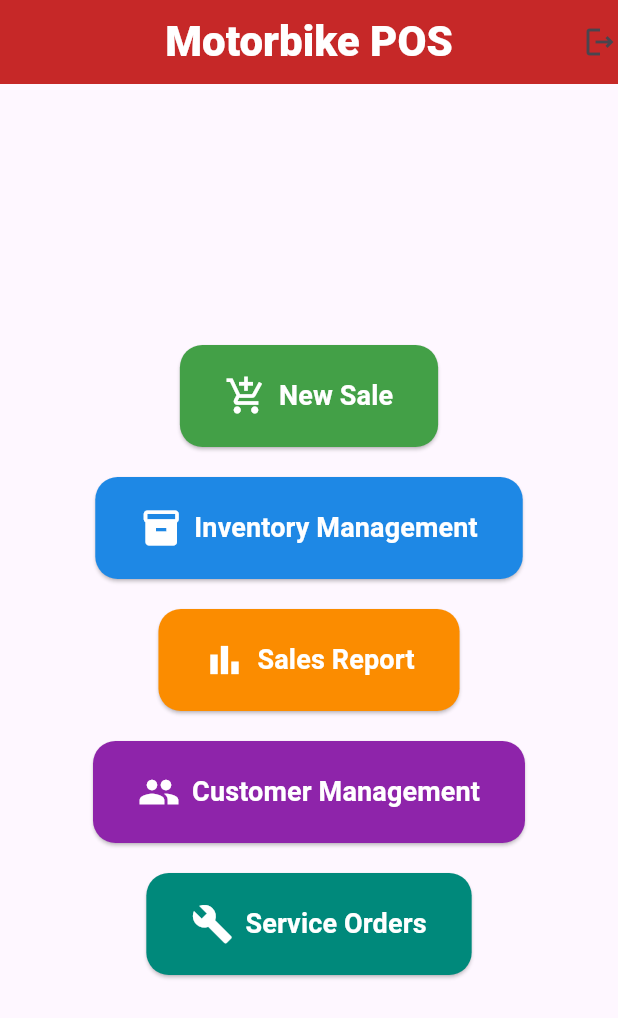
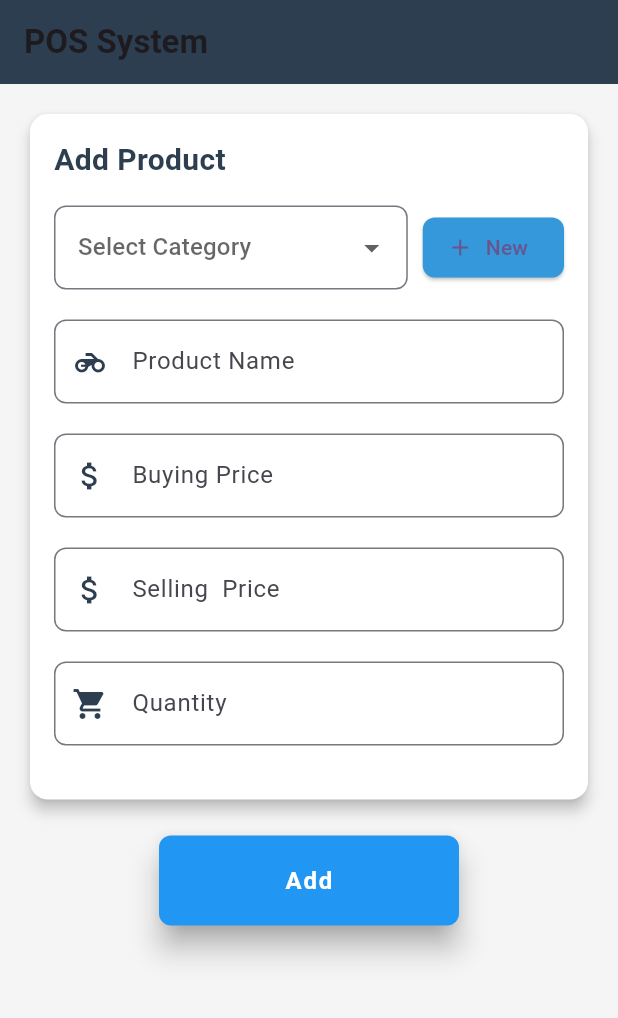
Before and after one commit to kimemia21/d2, a Flutter app: the screen it shows after launch, on a phone screen of 412 x 824 dp. Shown: the top 1018 px of the screen. Run offline on Flutter 3.47's test engine with Material 3 defaults, Android fonts, the phone set to English and light mode, and no system bars; our stand-ins replace google_fonts.

Commit message:
added add product page

```diff
--- /dev/null
+++ b/lib/widgets/AddButton.dart
@@ -0,0 +1,34 @@
+import 'package:flutter/material.dart';
+
+class AddButton extends StatelessWidget {
+  @override
+  Widget build(BuildContext context) {
+    return SizedBox(
+      width: 200, // Set the desired width
+      height: 60, // Set the desired height
+      child: ElevatedButton(
+        onPressed: () {
+          // Add your onPressed logic here
+        },
+        style: ElevatedButton.styleFrom(
+          elevation: 8, // Adds elevation for shadow effect
+          padding: EdgeInsets.symmetric(horizontal: 24, vertical: 12), // Responsive padding
+          shape: RoundedRectangleBorder(
+            borderRadius: BorderRadius.circular(8), // Rounded corners
+          ),
+          backgroundColor: Colors.blue, // Background color of the button
+          shadowColor: Colors.grey, // Shadow color for elevation
+        ),
+        child: Text(
+          'Add',
+          style: TextStyle(
+            color: Colors.white,
+            fontSize: 16, // Responsive font size
+            fontWeight: FontWeight.bold, // Bold text
+            letterSpacing: 1.2, // Spacing between letters
+          ),
+        ),
+      ),
+    );
+  }
+}
--- /dev/null
+++ b/lib/widgets/DynamicForm.dart
@@ -0,0 +1,365 @@
+import 'package:application/widgets/AddButton.dart';
+import 'package:flutter/material.dart';
+import 'package:flutter/services.dart';
+
+class POSDynamicWidgetForm extends StatefulWidget {
+  const POSDynamicWidgetForm({Key? key}) : super(key: key);
+
+  @override
+  _POSDynamicWidgetFormState createState() => _POSDynamicWidgetFormState();
+}
+
+class _POSDynamicWidgetFormState extends State<POSDynamicWidgetForm>
+    with SingleTickerProviderStateMixin {
+  String? selectedCategory;
+  List<String> categories = ['Food', 'Beverages', 'Snacks', 'Merchandise'];
+  TextEditingController SellingpriceController = TextEditingController();
+  TextEditingController NameController = TextEditingController();
+  TextEditingController BuyingPriceController = TextEditingController();
+
+  TextEditingController quantityController = TextEditingController();
+  late AnimationController _animationController;
+  late Animation<double> _animation;
+
+  // POS-friendly color scheme
+  final Color primaryColor = Color(0xFF2C3E50);
+  final Color accentColor = Color(0xFF3498DB);
+  final Color backgroundColor = Color(0xFFF5F5F5);
+  final Color cardColor = Colors.white;
+
+  @override
+  void initState() {
+    super.initState();
+    _animationController = AnimationController(
+      vsync: this,
+      duration: Duration(milliseconds: 300),
+    );
+    _animation = CurvedAnimation(
+      parent: _animationController,
+      curve: Curves.easeInOut,
+    );
+    _animationController.forward();
+  }
+
+  @override
+  void dispose() {
+    _animationController.dispose();
+    super.dispose();
+  }
+
+  void addNewCategory() {
+    showDialog(
+      context: context,
+      builder: (BuildContext context) {
+        String newCategory = '';
+        return AlertDialog(
+          shape:
+              RoundedRectangleBorder(borderRadius: BorderRadius.circular(16)),
+          title:
+              Text('Add New Category', style: TextStyle(color: primaryColor)),
+          content: TextField(
+            onChanged: (value) {
+              newCategory = value;
+            },
+            decoration: InputDecoration(
+              hintText: "Enter new category",
+              focusedBorder: UnderlineInputBorder(
+                  borderSide: BorderSide(color: accentColor)),
+            ),
+          ),
+          actions: <Widget>[
+            TextButton(
+              child: Text('Cancel', style: TextStyle(color: Colors.grey)),
+              onPressed: () {
+                Navigator.of(context).pop();
+              },
+            ),
+            TextButton(
+              child: Text('Add', style: TextStyle(color: primaryColor)),
+              onPressed: () {
+                setState(() {
+                  categories.add(newCategory);
+                });
+                Navigator.of(context).pop();
+              },
+            ),
+          ],
+        );
+      },
+    );
+  }
+
+  void editField(String field) {
+    showDialog(
+      context: context,
+      builder: (BuildContext context) {
+        String newValue = '';
+        return AlertDialog(
+          shape:
+              RoundedRectangleBorder(borderRadius: BorderRadius.circular(16)),
+          title: Text('Edit $field', style: TextStyle(color: primaryColor)),
+          content: TextField(
+            onChanged: (value) {
+              newValue = value;
+            },
+            decoration: InputDecoration(
+              hintText: "Enter new $field",
+              focusedBorder: UnderlineInputBorder(
+                  borderSide: BorderSide(color: accentColor)),
+            ),
+            keyboardType: TextInputType.number,
+            inputFormatters: [FilteringTextInputFormatter.digitsOnly],
+          ),
+          actions: <Widget>[
+            TextButton(
+              child: Text('Cancel', style: TextStyle(color: Colors.grey)),
+              onPressed: () {
+                Navigator.of(context).pop();
+              },
+            ),
+            TextButton(
+              child: Text('Save', style: TextStyle(color: primaryColor)),
+              onPressed: () {
+                setState(() {
+                  if (field == 'Price') {
+                    SellingpriceController.text = newValue;
+                  } else if (field == 'Quantity') {
+                    quantityController.text = newValue;
+                  }
+                });
+                Navigator.of(context).pop();
+              },
+            ),
+          ],
+        );
+      },
+    );
+  }
+
+  @override
+  Widget build(BuildContext context) {
+    return Scaffold(
+      appBar: AppBar(
+        title:
+            Text('POS System', style: TextStyle(fontWeight: FontWeight.bold)),
+        backgroundColor: primaryColor,
+        elevation: 0,
+      ),
+      backgroundColor: backgroundColor,
+      body: SingleChildScrollView(
+        child: Padding(
+          padding: const EdgeInsets.all(16.0),
+          child: Column(
+            crossAxisAlignment: CrossAxisAlignment.start,
+            children: [
+              FadeTransition(
+                opacity: _animation,
+                child: SlideTransition(
+                  position: Tween<Offset>(
+                    begin: Offset(0, -0.1),
+                    end: Offset.zero,
+                  ).animate(_animation),
+                  child: buildProductCard(),
+                ),
+              ),
+              SizedBox(height: 20),
+              Center(
+                child: FadeTransition(
+                  opacity: _animation,
+                  child: SlideTransition(
+                    position: Tween<Offset>(
+                      begin: Offset(0, 0.1),
+                      end: Offset.zero,
+                    ).animate(_animation),
+                    child: AddButton(),
+                  ),
+                ),
+              ),
+            ],
+          ),
+        ),
+      ),
+    );
+  }
+
+  Widget buildProductCard() {
+    return Card(
+      elevation: 4,
+      shape: RoundedRectangleBorder(borderRadius: BorderRadius.circular(12)),
+      color: cardColor,
+      child: Padding(
+        padding: const EdgeInsets.all(16.0),
+        child: Column(
+          crossAxisAlignment: CrossAxisAlignment.start,
+          children: [
+            Text(
+              'Add Product',
+              style: TextStyle(
+                  fontSize: 20,
+                  fontWeight: FontWeight.bold,
+                  color: primaryColor),
+            ),
+            SizedBox(height: 16),
+            Row(
+              children: [
+                Expanded(
+                  child: DropdownButtonFormField<String>(
+                    value: selectedCategory,
+                    hint: Text('Select Category'),
+                    decoration: InputDecoration(
+                      border: OutlineInputBorder(
+                        borderRadius: BorderRadius.circular(8),
+                        borderSide: BorderSide(color: primaryColor),
+                      ),
+                      focusedBorder: OutlineInputBorder(
+                        borderRadius: BorderRadius.circular(8),
+                        borderSide: BorderSide(color: accentColor, width: 2),
+                      ),
+                    ),
+                    onChanged: (String? newValue) {
+                      setState(() {
+                        selectedCategory = newValue;
+                      });
+                    },
+                    items: categories
+                        .map<DropdownMenuItem<String>>((String value) {
+                      return DropdownMenuItem<String>(
+                        value: value,
+                        child: Text(value),
+                      );
+                    }).toList(),
+                  ),
+                ),
+                SizedBox(width: 10),
+                ElevatedButton.icon(
+                  onPressed: addNewCategory,
+                  icon: Icon(Icons.add),
+                  label: Text('New'),
+                  style: ElevatedButton.styleFrom(
+                    backgroundColor: accentColor,
+                    shape: RoundedRectangleBorder(
+                        borderRadius: BorderRadius.circular(8)),
+                  ),
+                ),
+              ],
+            ),
+            SizedBox(height: 20),
+            buildTextField('Product Name', NameController, Icons.motorcycle,
+                type: TextInputType.text),
+            SizedBox(height: 20),
+            buildTextField(
+                'Buying Price', BuyingPriceController, Icons.attach_money),
+            SizedBox(height: 20),
+            buildTextField(
+                'Selling  Price', SellingpriceController, Icons.attach_money),
+            SizedBox(height: 20),
+            buildTextField('Quantity', quantityController, Icons.shopping_cart),
+            SizedBox(height: 20),
+          ],
+        ),
+      ),
+    );
+  }
+
+  Widget buildTotalCard() {
+    double price = double.tryParse(SellingpriceController.text) ?? 0;
+    int quantity = int.tryParse(quantityController.text) ?? 0;
+    double total = price * quantity;
+
+    return Card(
+      elevation: 4,
+      shape: RoundedRectangleBorder(borderRadius: BorderRadius.circular(12)),
+      color: cardColor,
+      child: Padding(
+        padding: const EdgeInsets.all(16.0),
+        child: Column(
+          crossAxisAlignment: CrossAxisAlignment.start,
+          children: [
+            Text(
+              'Total',
+              style: TextStyle(
+                  fontSize: 20,
+                  fontWeight: FontWeight.bold,
+                  color: primaryColor),
+            ),
+            SizedBox(height: 16),
+            Row(
+              mainAxisAlignment: MainAxisAlignment.spaceBetween,
+              children: [
+                Text('Subtotal:',
+                    style: TextStyle(fontSize: 16, color: Colors.grey[600])),
+                Text('\$${total.toStringAsFixed(2)}',
+                    style:
+                        TextStyle(fontSize: 16, fontWeight: FontWeight.bold)),
+              ],
+            ),
+            SizedBox(height: 8),
+            Row(
+              mainAxisAlignment: MainAxisAlignment.spaceBetween,
+              children: [
+                Text('Tax (10%):',
+                    style: TextStyle(fontSize: 16, color: Colors.grey[600])),
+                Text('\$${(total * 0.1).toStringAsFixed(2)}',
+                    style:
+                        TextStyle(fontSize: 16, fontWeight: FontWeight.bold)),
+              ],
+            ),
+            Divider(height: 24, thickness: 1),
+            Row(
+              mainAxisAlignment: MainAxisAlignment.spaceBetween,
+              children: [
+                Text('Total:',
+                    style: TextStyle(
+                        fontSize: 18,
+                        fontWeight: FontWeight.bold,
+                        color: primaryColor)),
+                Text('\$${(total * 1.1).toStringAsFixed(2)}',
+                    style: TextStyle(
+                        fontSize: 18,
+                        fontWeight: FontWeight.bold,
+                        color: accentColor)),
+              ],
+            ),
+            SizedBox(height: 16),
+            ElevatedButton(
+              onPressed: () {
+                // Implement checkout logic here
+              },
+              child: Text('Checkout', style: TextStyle(fontSize: 18)),
+              style: ElevatedButton.styleFrom(
+                backgroundColor: accentColor,
+                padding: EdgeInsets.symmetric(vertical: 12),
+                shape: RoundedRectangleBorder(
+                    borderRadius: BorderRadius.circular(8)),
+              ),
+            ),
+          ],
+        ),
+      ),
+    );
+  }
+
+  Widget buildTextField(
+      String label, TextEditingController controller, IconData icon,
+      {TextInputType type = TextInputType.number}) {
+    return TextFormField(
+      controller: controller,
+      decoration: InputDecoration(
+        labelText: label,
+        prefixIcon: Icon(icon, color: primaryColor),
+        border: OutlineInputBorder(
+          borderRadius: BorderRadius.circular(8),
+          borderSide: BorderSide(color: primaryColor),
+        ),
+        focusedBorder: OutlineInputBorder(
+          borderRadius: BorderRadius.circular(8),
+          borderSide: BorderSide(color: accentColor, width: 2),
+        ),
+      ),
+      keyboardType: type,
+      inputFormatters: type == TextInputType.number
+          ? [FilteringTextInputFormatter.digitsOnly]
+          : [],
+    );
+  }
+}
--- a/lib/widgets/Globals.dart
+++ b/lib/widgets/Globals.dart
@@ -2,6 +2,18 @@ import 'package:flutter/material.dart';
 
 class Globals {
 
+static final helmetData = <Map<String,dynamic>>{
+  {"name":"Full Face Helmet", "totalStock": 50, "sold": 20},
+ {"name": "Modular Helmet", "totalStock": 40, "sold": 15},
+ {"name": "Open Face Helmet", "totalStock": 60, "sold": 25},
+  {"name":"Half Helmet", "totalStock": 30, "sold": 10},
+ {"name": "Off-Road Helmet", "totalStock": 25, "sold": 5},
+ {"name": "Dual-Sport Helmet", "totalStock": 35, "sold": 18},
+  {"name":"Adventure Helmet", "totalStock": 20, "sold": 8},
+ {"name": "Racing Helmet", "totalStock": 15, "sold": 7},
+  {"name":"Snowmobile Helmet", "totalStock": 10, "sold": 3},
+  {"name":"Retro Helmet", "totalStock": 45, "sold": 22},
+};
 
   static Future<void> switchScreens(
       {required BuildContext context, required Widget screen}) {
--- /dev/null
+++ b/lib/widgets/ProductPage.dart
@@ -0,0 +1,107 @@
+import 'package:flutter/material.dart';
+
+class ProductPage extends StatefulWidget {
+  final productName;
+  final productData;
+  const ProductPage({required this.productName, required this.productData});
+  @override
+  _ProductPageState createState() => _ProductPageState();
+}
+
+class _ProductPageState extends State<ProductPage>
+    with SingleTickerProviderStateMixin {
+  late TabController _tabController;
+  late List<Product> products;
+  //   Product("Helmet", 10, 5),
+  //   Product("Gloves", 20, 8),
+  //   Product("Jacket", 15, 3),
+  //   Product("Boots", 12, 6),
+  //   Product("Knee Guards", 25, 10),
+  //   Product("Goggles", 30, 15),
+  //   Product("Back Protector", 18, 7),
+  //   Product("Riding Pants", 22, 9),
+  //   Product("Chain Lube", 40, 20),
+  //   Product("Bike Cover", 35, 12),
+  // ];
+
+  @override
+  void initState() {
+    super.initState();
+      products = [
+      for (var data in widget.productData)
+        Product(data["name"], data["total"], data["sold"])
+    ];
+    _tabController = TabController(length: products.length, vsync: this);
+
+  }
+
+  @override
+  void dispose() {
+    _tabController.dispose();
+    super.dispose();
+  }
+
+  @override
+  Widget build(BuildContext context) {
+    return Scaffold(
+      appBar: AppBar(
+        title: Text(widget.productName),
+        bottom: TabBar(
+          controller: _tabController,
+          isScrollable: true,
+          tabs: products.map((product) => Tab(text: product.name)).toList(),
+        ),
+      ),
+      body: TabBarView(
+        controller: _tabController,
+        children: products
+            .map((product) => ProductDisplay(product: product))
+            .toList(),
+      ),
+    );
+  }
+}
+
+class Product {
+  final String name;
+  final int total;
+  final int sold;
+
+  Product(this.name, this.total, this.sold);
+
+  int get remaining => total - sold;
+}
+
+class ProductDisplay extends StatelessWidget {
+  final Product product;
+
+  const ProductDisplay({Key? key, required this.product}) : super(key: key);
+
+  @override
+  Widget build(BuildContext context) {
+    return Center(
+      child: Column(
+        mainAxisAlignment: MainAxisAlignment.center,
+        children: [
+          Text(
+            product.name,
+            style: TextStyle(fontSize: 24, fontWeight: FontWeight.bold),
+          ),
+          SizedBox(height: 20),
+          Text('Total: ${product.total}'),
+          Text('Sold: ${product.sold}'),
+          Text('Remaining: ${product.remaining}'),
+          SizedBox(height: 20),
+          CircularProgressIndicator(
+            value: product.sold / product.total,
+            backgroundColor: Colors.grey[300],
+            valueColor: AlwaysStoppedAnimation<Color>(Colors.blue),
+          ),
+          SizedBox(height: 10),
+          Text(
+              '${(product.sold / product.total * 100).toStringAsFixed(1)}% Sold'),
+        ],
+      ),
+    );
+  }
+}
```
Also changed, not shown: lib/main.dart (+2 -89 lines), lib/widgets/Inventory.dart (+25 -9 lines).
